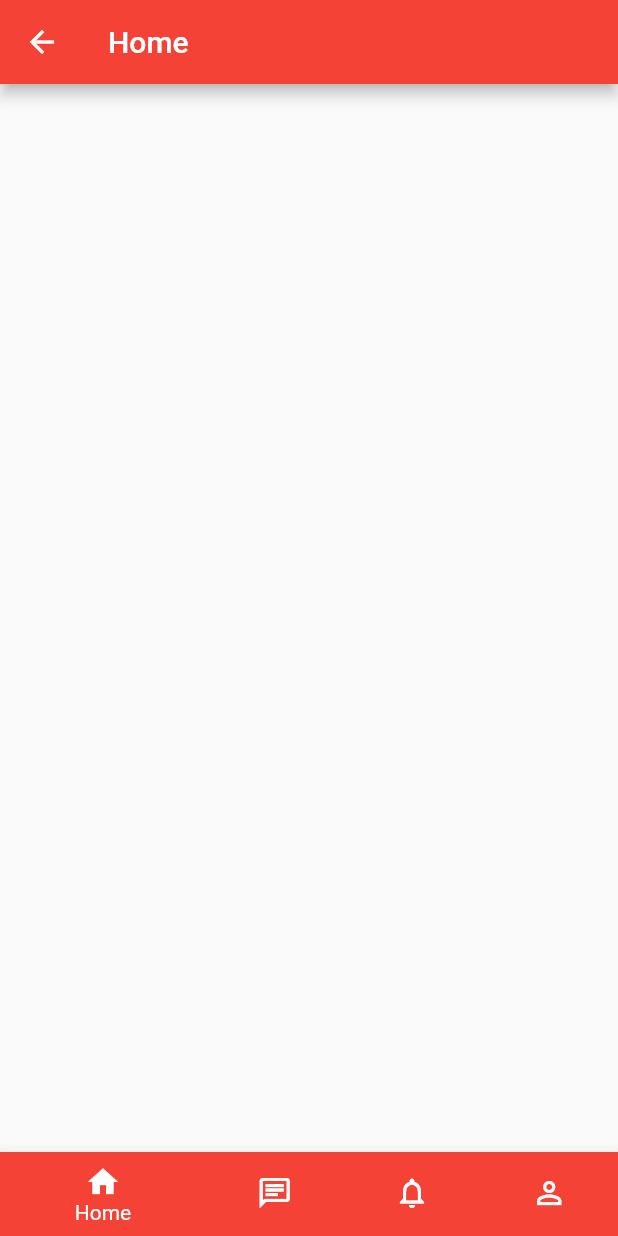
After one commit to mohitdass13/VetPet, a Flutter app: the TabbedLayout screen opened directly, on a phone screen of 412 x 824 dp. The commit adds this screen. Run offline on Flutter 3.47's test engine with Material 2 defaults, Android fonts, the phone set to English and light mode, and no system bars.

Commit message:
Added layout for owner, vet

```diff
--- /dev/null
+++ b/vetpet/lib/common/tabbed_layout.dart
@@ -0,0 +1,61 @@
+import 'package:flutter/material.dart';
+
+class TabData {
+  final Widget body;
+  final String tabTitle;
+  final IconData inactiveIcon;
+  final IconData activeIcon;
+
+  const TabData({
+    required this.body,
+    required this.tabTitle,
+    required this.inactiveIcon,
+    required this.activeIcon,
+  });
+}
+
+class TabbedLayout extends StatefulWidget {
+  const TabbedLayout({super.key, required this.tabs});
+  final List<TabData> tabs;
+
+  @override
+  State<TabbedLayout> createState() => _TabbedLayoutState();
+}
+
+class _TabbedLayoutState extends State<TabbedLayout> {
+  int _selectedIndex = 0;
+
+  void _onItemTapped(int index) {
+    setState(() {
+      _selectedIndex = index;
+    });
+  }
+
+  late final List<BottomNavigationBarItem> items = widget.tabs
+      .map<BottomNavigationBarItem>(
+        (e) => BottomNavigationBarItem(
+          icon: Icon(e.inactiveIcon),
+          activeIcon: Icon(e.activeIcon),
+          label: e.tabTitle,
+          tooltip: e.tabTitle,
+          backgroundColor: Theme.of(context).colorScheme.primary,
+        ),
+      )
+      .toList();
+
+  @override
+  Widget build(BuildContext context) {
+    return Scaffold(
+      body: Center(
+        child: Expanded(
+          child: widget.tabs[_selectedIndex].body,
+        ),
+      ),
+      bottomNavigationBar: BottomNavigationBar(
+        items: items,
+        currentIndex: _selectedIndex,
+        onTap: _onItemTapped,
+      ),
+    );
+  }
+}
--- a/vetpet/lib/main.dart
+++ b/vetpet/lib/main.dart
@@ -1,5 +1,7 @@
 import 'package:flutter/material.dart';
+import 'package:vetpet/owner/tabs.dart';
 import 'package:vetpet/signup.dart';
+import 'package:vetpet/vet/tabs.dart';
 
 import 'login.dart';
 
@@ -19,7 +21,9 @@ class MyApp extends StatelessWidget {
       initialRoute: '/signup',
       routes: {
         "/login": (context) => const LoginPage(),
-        "/signup": (context) => SignupPage(),
+        "/signup": (context) => const SignupPage(),
+        "/vet/home": (context) => const VetTabs(),
+        "/owner/home": (context) => const OwnerTabs(),
       },
     );
   }
--- /dev/null
+++ b/vetpet/lib/vet/home.dart
@@ -0,0 +1,14 @@
+import 'package:flutter/material.dart';
+
+class VetHome extends StatelessWidget {
+  const VetHome({super.key});
+
+  @override
+  Widget build(BuildContext context) {
+    return Scaffold(
+      appBar: AppBar(
+        title: const Text('Home'),
+      ),
+    );
+  }
+}
```
Also changed, not shown: vetpet/lib/owner/chat.dart (added, +14 -0 lines), vetpet/lib/owner/home.dart (added, +14 -0 lines), vetpet/lib/owner/notifications.dart (added, +14 -0 lines), vetpet/lib/owner/profile.dart (added, +14 -0 lines), vetpet/lib/owner/tabs.dart (added, +42 -0 lines), vetpet/lib/vet/chat.dart (added, +16 -0 lines), vetpet/lib/vet/notifications.dart (added, +14 -0 lines), vetpet/lib/vet/profile.dart (added, +14 -0 lines), vetpet/lib/vet/tabs.dart (added, +42 -0 lines).
